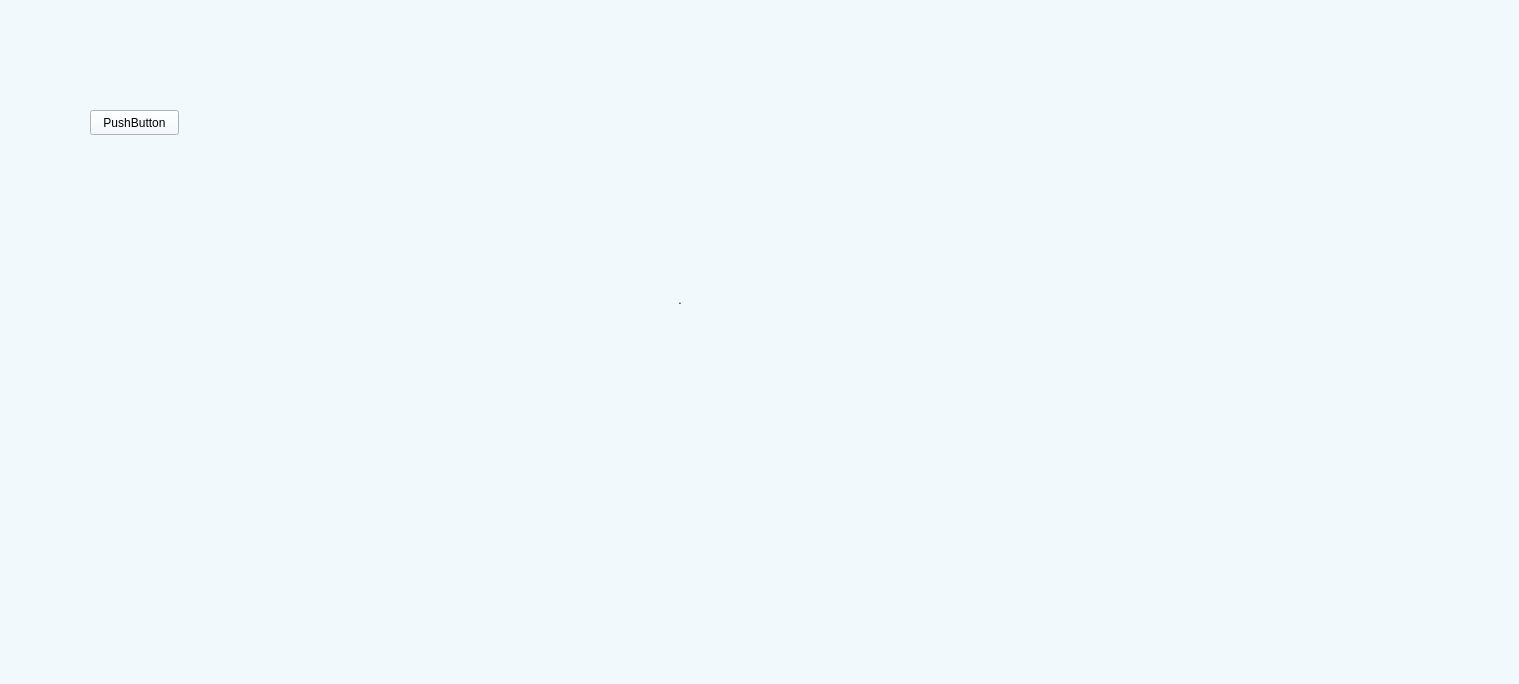
Qt form visualisation-gui/mainwindow.ui (SivagiriVisakan/philosophers-who-dine) before a commit.
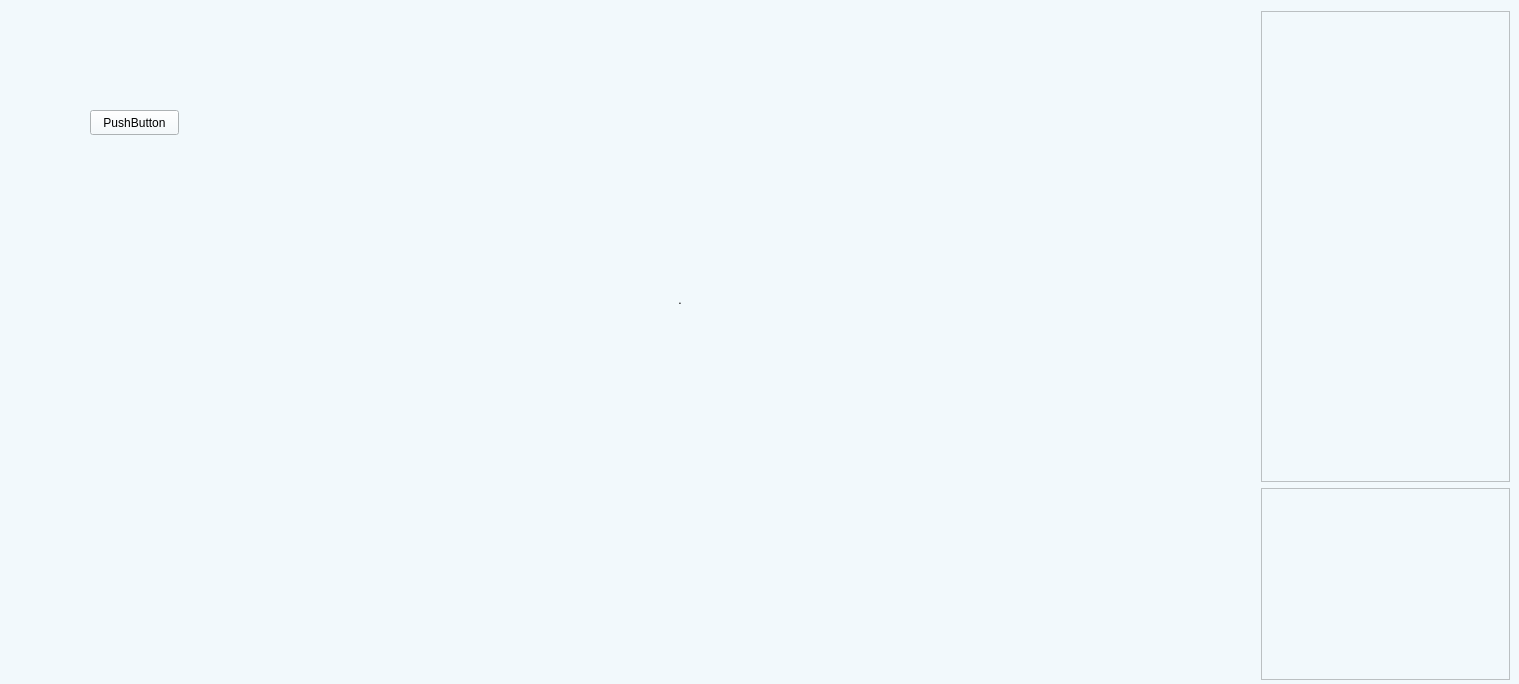
The same form after that commit. Icons and pictures are not drawn.

Commit message:
qt: Display the state of philosophers and forks as text on the screen.
Also, the radius of forks near the philosophers is increased so that is it
not overlapped with the philosopher.

The edit to the form file:
```diff
--- a/visualisation-gui/mainwindow.ui
+++ b/visualisation-gui/mainwindow.ui
@@ -72,6 +72,31 @@
      <string>PushButton</string>
     </property>
    </widget>
+   <widget class="QWidget" name="verticalLayoutWidget">
+    <property name="geometry">
+     <rect>
+      <x>1250</x>
+      <y>0</y>
+      <width>271</width>
+      <height>691</height>
+     </rect>
+    </property>
+    <layout class="QVBoxLayout" name="verticalLayout_2">
+     <item>
+      <widget class="QTextBrowser" name="philosopherInfoLabel"/>
+     </item>
+     <item>
+      <widget class="QTextBrowser" name="forkInfoLabel">
+       <property name="sizePolicy">
+        <sizepolicy hsizetype="Expanding" vsizetype="Fixed">
+         <horstretch>0</horstretch>
+         <verstretch>0</verstretch>
+        </sizepolicy>
+       </property>
+      </widget>
+     </item>
+    </layout>
+   </widget>
   </widget>
  </widget>
  <layoutdefault spacing="6" margin="11"/>
```
The commit also changes 1 other file.
